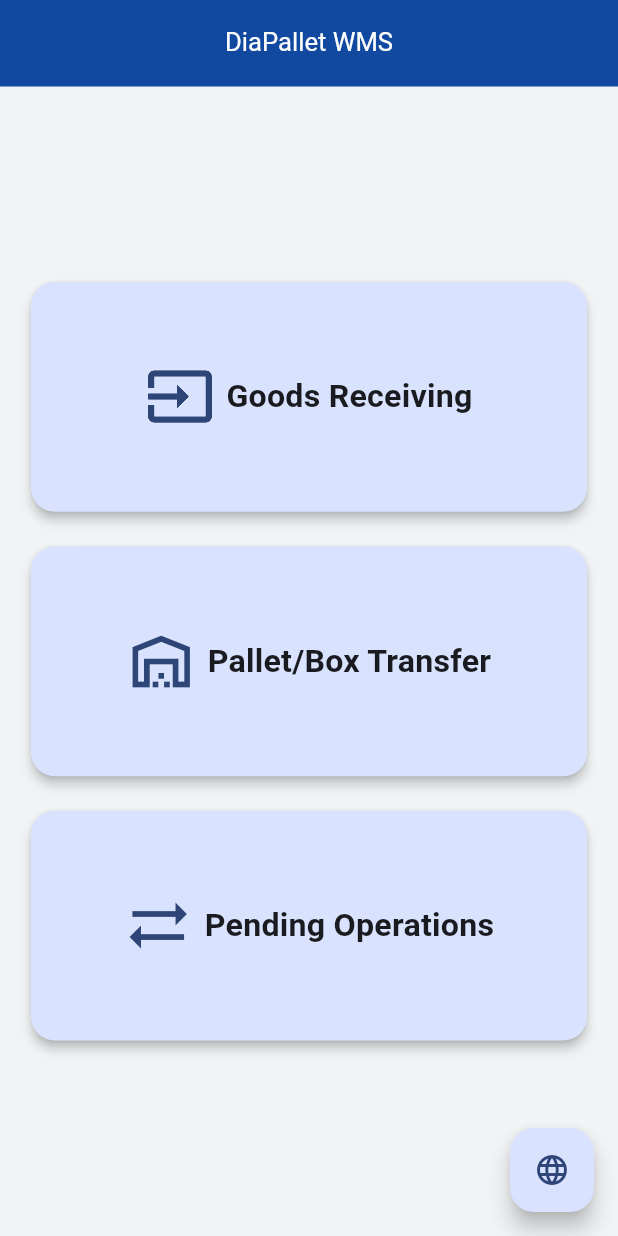
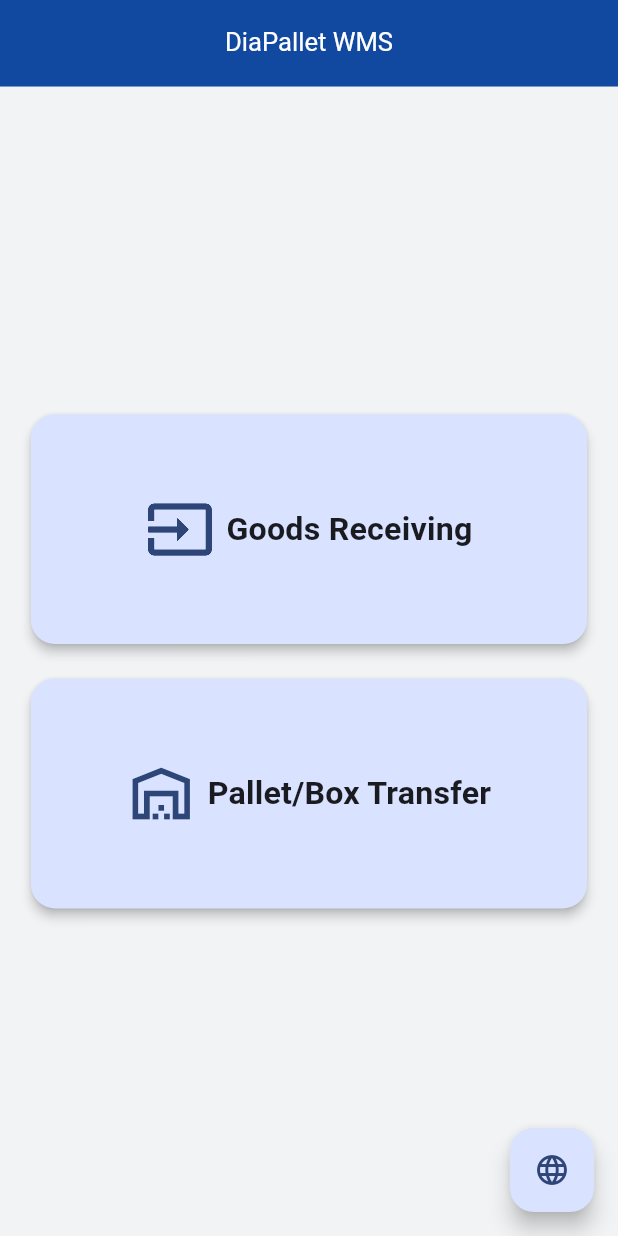
Before and after one commit to foxxafa/diapalet, a Flutter app: the screen it shows after launch, on a phone screen of 412 x 824 dp. Run offline on Flutter 3.47's test engine with Material 3 defaults, Android fonts, the phone set to English and light mode, and no system bars; our stand-ins replace connectivity_plus, dio, easy_localization, equatable, rxdart, sqflite; missing offline and left inert: mobile_scanner; accounts and stored records are empty.

Commit message:
pending sayfası yorum satırında (homescreen)

```diff
--- a/lib/features/home/presentation/home_screen.dart
+++ b/lib/features/home/presentation/home_screen.dart
@@ -1,7 +1,7 @@
 import 'package:diapalet/core/widgets/shared_app_bar.dart';
 import 'package:diapalet/features/goods_receiving/presentation/screens/goods_receiving_screen.dart';
 import 'package:diapalet/features/inventory_transfer/presentation/inventory_transfer_screen.dart';
-import 'package:diapalet/features/pending_operations/presentation/pending_operations_screen.dart';
+// import 'package:diapalet/features/pending_operations/presentation/pending_operations_screen.dart'; // Yorum satırına alındı
 // core/sync/sync_service.dart import'u artık bu dosyada doğrudan kullanılmadığı için kaldırılabilir.
 // Provider aracılığıyla dolaylı olarak kullanılır.
 import 'package:flutter/material.dart';
@@ -75,22 +75,23 @@ class HomeScreen extends StatelessWidget {
                   },
                 ),
               ),
-              SizedBox(height: spacing),
-              SizedBox(
-                height: buttonHeight,
-                child: _HomeButton(
-                  icon: Icons.sync_alt,
-                  label: 'home.pending_operations'.tr(),
-                  onTap: () {
-                    Navigator.push(
-                      context,
-                      MaterialPageRoute(
-                        builder: (context) => const PendingOperationsScreen(),
-                      ),
-                    );
-                  },
-                ),
-              ),
+              // Bekleyen operasyonlar butonu yorum satırına alındı
+              // SizedBox(height: spacing),
+              // SizedBox(
+              //   height: buttonHeight,
+              //   child: _HomeButton(
+              //     icon: Icons.sync_alt,
+              //     label: 'home.pending_operations'.tr(),
+              //     onTap: () {
+              //       Navigator.push(
+              //         context,
+              //         MaterialPageRoute(
+              //           builder: (context) => const PendingOperationsScreen(),
+              //         ),
+              //       );
+              //     },
+              //   ),
+              // ),
             ],
           ),
         );
```
